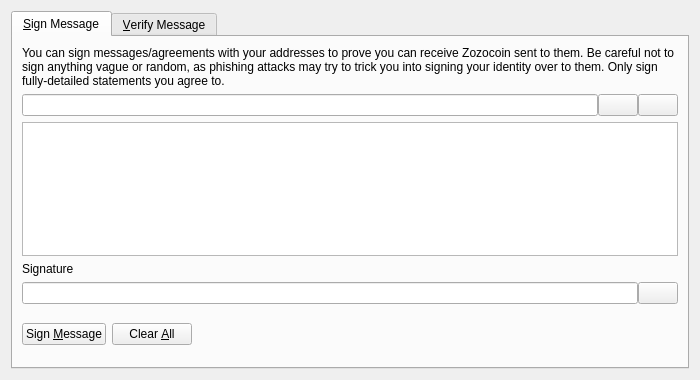
Old version of the form src/qt/forms/signverifymessagedialog.ui in the repository ZoZoCoin/ZoZo-blockchain.
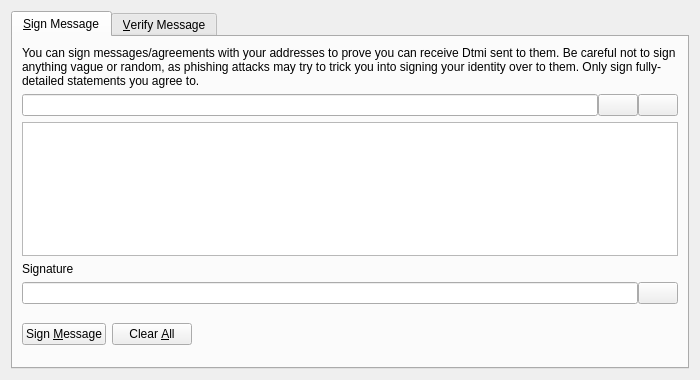
New version of the form. Custom widgets are drawn as their Qt base class.

Diff of the .ui file:
```diff
--- a/src/qt/forms/signverifymessagedialog.ui
+++ b/src/qt/forms/signverifymessagedialog.ui
@@ -30,7 +30,7 @@
        <item>
         <widget class="QLabel" name="infoLabel_SM">
          <property name="text">
-          <string>You can sign messages/agreements with your addresses to prove you can receive Zozocoin sent to them. Be careful not to sign anything vague or random, as phishing attacks may try to trick you into signing your identity over to them. Only sign fully-detailed statements you agree to.</string>
+          <string>You can sign messages/agreements with your addresses to prove you can receive Dtmi sent to them. Be careful not to sign anything vague or random, as phishing attacks may try to trick you into signing your identity over to them. Only sign fully-detailed statements you agree to.</string>
          </property>
          <property name="textFormat">
           <enum>Qt::PlainText</enum>
```
Left out of the diff: 10 changed lines with no effect on the pictures.
